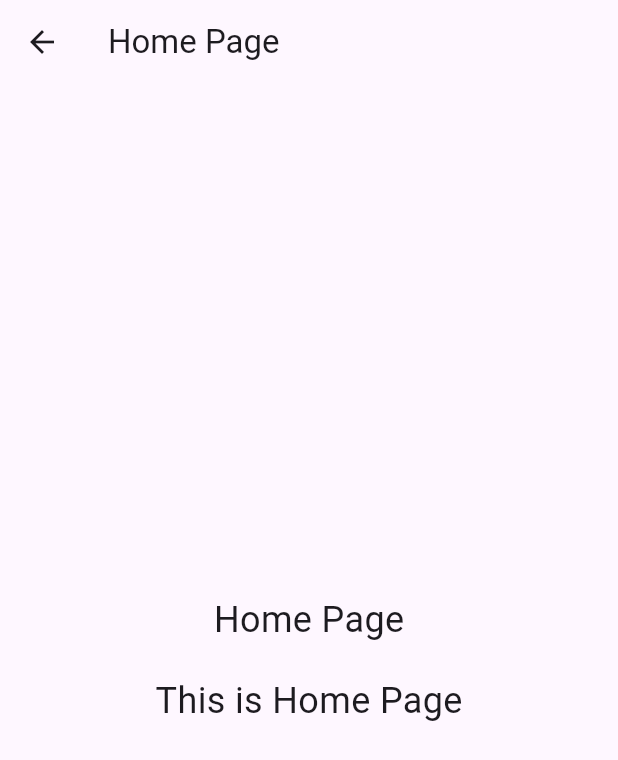
After one commit to Kumail-Raza-Bangash/Flutter_Fluid_Simulation, a Flutter app: the HomePage screen opened directly, on a phone screen of 412 x 824 dp. The commit adds this screen. Shown: the top 760 px of the screen. Run offline on Flutter 3.47's test engine with Material 3 defaults, Android fonts, the phone set to English and light mode, and no system bars; our stand-ins replace video_player.

Commit message:
Update in Splash Screen

```diff
--- /dev/null
+++ b/lib/provider/splash_screen_provider.dart
@@ -0,0 +1,32 @@
+import 'package:flutter/material.dart';
+import 'package:video_player/video_player.dart';
+
+class SplashScreenProvider extends ChangeNotifier {
+  late VideoPlayerController _videoPlayerController;
+
+  VideoPlayerController get videoController => _videoPlayerController;
+
+  SplashScreenProvider() {
+    _initializeVideo();
+  }
+
+  void _initializeVideo() async {
+    try {
+      _videoPlayerController = VideoPlayerController.asset('assets/videos/V001.mp4');
+
+      await _videoPlayerController.initialize();
+
+      _videoPlayerController.setLooping(true);
+
+      notifyListeners(); // Notify listeners after initialization
+    } catch (e) {
+      print('Error initializing video: $e');
+    }
+  }
+
+  @override
+  void dispose() {
+    _videoPlayerController.dispose();
+    super.dispose();
+  }
+}
--- /dev/null
+++ b/lib/screen/home_page.dart
@@ -0,0 +1,36 @@
+import 'package:flutter/material.dart';
+
+class HomePage extends StatefulWidget {
+  const HomePage({super.key});
+
+  @override
+  State<HomePage> createState() => _HomePageState();
+}
+
+class _HomePageState extends State<HomePage> {
+  @override
+  Widget build(BuildContext context) {
+    return Scaffold(
+      appBar: AppBar(
+        title: Text('Home Page'),
+      ),
+      body: Center(
+        child: Column(
+          mainAxisAlignment: MainAxisAlignment.center,
+          children: <Widget>[
+            Text(
+              'Home Page',
+              style: TextStyle(fontSize: 24),
+            ),
+            SizedBox(height: 20),
+            Text(
+              'This is Home Page',
+              style: TextStyle(fontSize: 24),
+            ),
+          ],
+        ),
+      ),
+    );
+
+  }
+}
--- a/lib/screen/screen_a.dart
+++ b/lib/screen/screen_a.dart
@@ -30,7 +30,7 @@ class _ScreenAState extends State<ScreenA> {
                   MaterialPageRoute(builder: (context) => ScreenB()),
                 );
               },
-              child: Text('Go to Screen B'),
+              child: Text('next'),
             ),
           ],
         ),
--- a/lib/screen/screen_b.dart
+++ b/lib/screen/screen_b.dart
@@ -30,7 +30,7 @@ class _ScreenBState extends State<ScreenB> {
                   MaterialPageRoute(builder: (context) => ScreenC()),
                 );
               },
-              child: Text('Go to Screen C'),
+              child: Text('next'),
             ),
           ],
         ),
--- a/pubspec.yaml
+++ b/pubspec.yaml
@@ -35,6 +35,7 @@ dependencies:
   # The following adds the Cupertino Icons font to your application.
   # Use with the CupertinoIcons class for iOS style icons.
   cupertino_icons: ^1.0.2
+  chewie: ^1.7.4
 
 dev_dependencies:
   flutter_test:
@@ -60,6 +61,7 @@ flutter:
 
   # To add assets to your application, add an assets section, like this:
   assets:
+    - lib/assets/gif/
     - lib/assets/images/
     - lib/assets/videos/
 
```
Also changed, not shown: lib/main.dart (+10 -6 lines), lib/screen/screen_c.dart (+6 -2 lines), lib/screen/splash_screen.dart (+48 -12 lines), lib/assets/gif/G001.gif (added), pubspec.lock, 2 other files.
